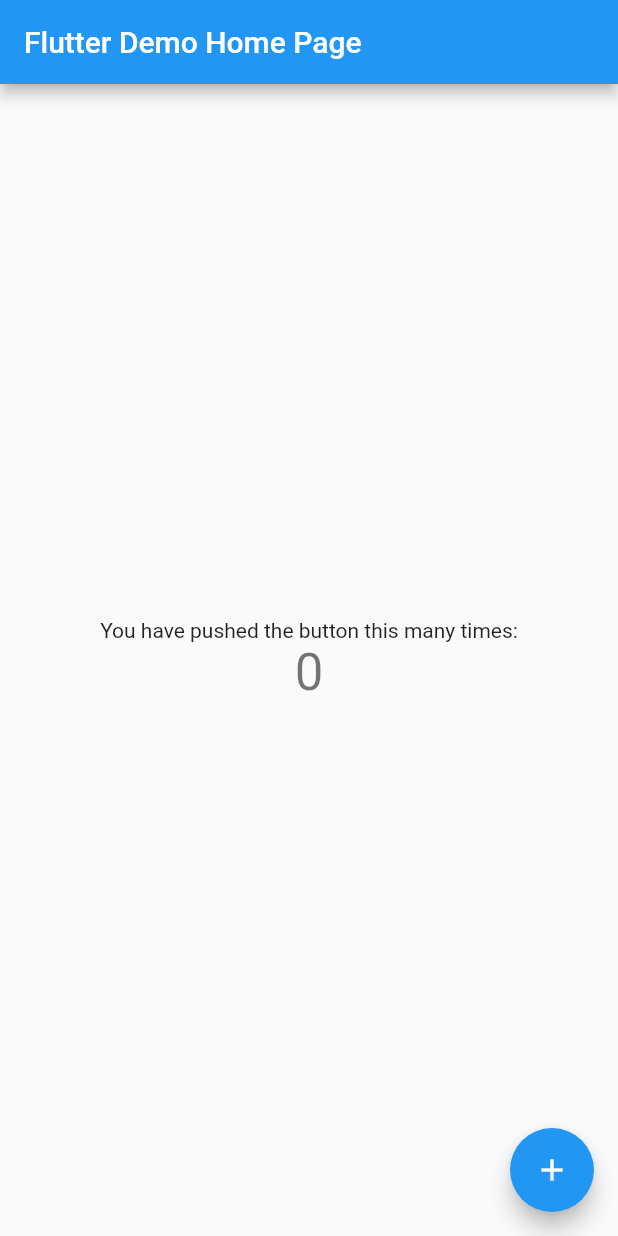
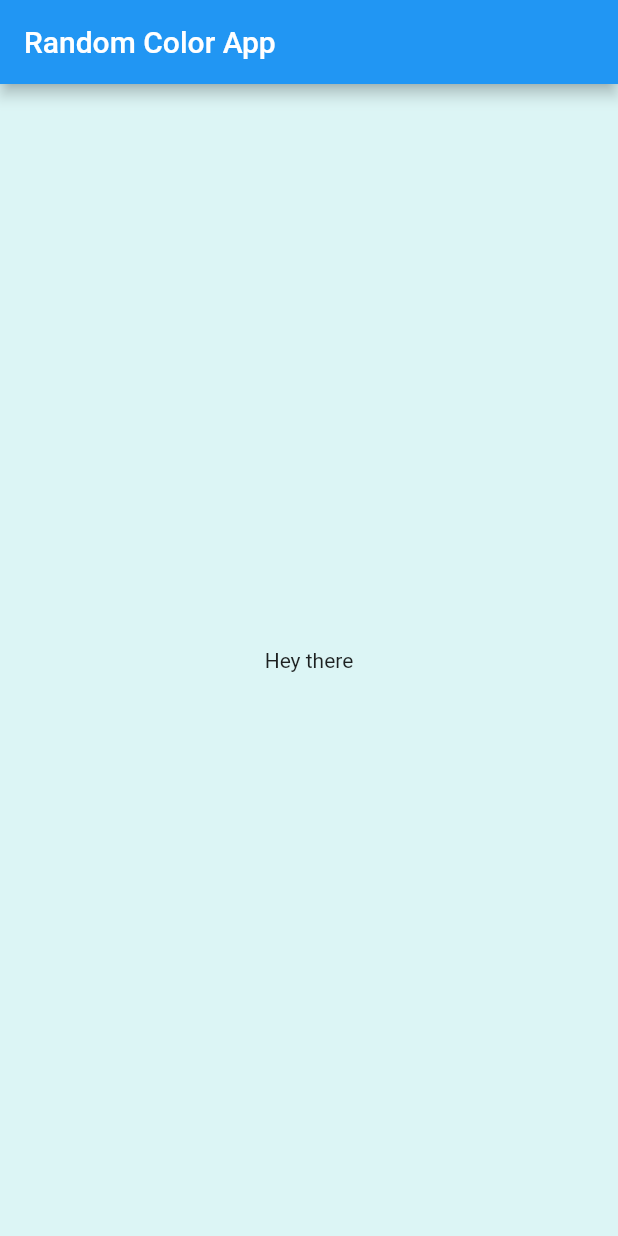
Before and after one commit to lowlifeboy/random_color_app, a Flutter app: the screen it shows after launch, on a phone screen of 412 x 824 dp. Run offline on Flutter 3.47's test engine with Material 2 defaults, Android fonts, the phone set to English and light mode, and no system bars.

Commit message:
Static background

```diff
--- a/lib/main.dart
+++ b/lib/main.dart
@@ -1,4 +1,5 @@
 import 'package:flutter/material.dart';
+// import 'package:flutter/foundation.dart';
 
 void main() => runApp(MyApp());
 
@@ -7,105 +8,54 @@ class MyApp extends StatelessWidget {
   @override
   Widget build(BuildContext context) {
     return MaterialApp(
-      title: 'Flutter Demo',
+      title: 'Random Color App',
       theme: ThemeData(
-        // This is the theme of your application.
-        //
-        // Try running your application with "flutter run". You'll see the
-        // application has a blue toolbar. Then, without quitting the app, try
-        // changing the primarySwatch below to Colors.green and then invoke
-        // "hot reload" (press "r" in the console where you ran "flutter run",
-        // or simply save your changes to "hot reload" in a Flutter IDE).
-        // Notice that the counter didn't reset back to zero; the application
-        // is not restarted.
-        primarySwatch: Colors.blue,
+        primaryColor: Colors.blue,
       ),
-      home: MyHomePage(title: 'Flutter Demo Home Page'),
+      home: RandomColor(),
     );
   }
 }
 
-class MyHomePage extends StatefulWidget {
-  MyHomePage({Key key, this.title}) : super(key: key);
-
-  // This widget is the home page of your application. It is stateful, meaning
-  // that it has a State object (defined below) that contains fields that affect
-  // how it looks.
-
-  // This class is the configuration for the state. It holds the values (in this
-  // case the title) provided by the parent (in this case the App widget) and
-  // used by the build method of the State. Fields in a Widget subclass are
-  // always marked "final".
-
-  final String title;
-
+class RandomColor extends StatefulWidget {
   @override
-  _MyHomePageState createState() => _MyHomePageState();
+  RandomColorState createState() => RandomColorState();
 }
 
-class _MyHomePageState extends State<MyHomePage> {
-  int _counter = 0;
+class RandomColorState extends State<RandomColor> {
+  // String _color = '#fff';
 
-  void _incrementCounter() {
-    setState(() {
-      // This call to setState tells the Flutter framework that something has
-      // changed in this State, which causes it to rerun the build method below
-      // so that the display can reflect the updated values. If we changed
-      // _counter without calling setState(), then the build method would not be
-      // called again, and so nothing would appear to happen.
-      _counter++;
-    });
-  }
+  // void _incrementCounter() {
+  //   setState(() {
+  //     _color = '#fff';
+  //   });
+  // }
 
   @override
   Widget build(BuildContext context) {
-    // This method is rerun every time setState is called, for instance as done
-    // by the _incrementCounter method above.
-    //
-    // The Flutter framework has been optimized to make rerunning build methods
-    // fast, so that you can just rebuild anything that needs updating rather
-    // than having to individually change instances of widgets.
     return Scaffold(
       appBar: AppBar(
-        // Here we take the value from the MyHomePage object that was created by
-        // the App.build method, and use it to set our appbar title.
-        title: Text(widget.title),
+        title: Text('Random Color App'),
       ),
+
       body: Center(
-        // Center is a layout widget. It takes a single child and positions it
-        // in the middle of the parent.
         child: Column(
-          // Column is also layout widget. It takes a list of children and
-          // arranges them vertically. By default, it sizes itself to fit its
-          // children horizontally, and tries to be as tall as its parent.
-          //
-          // Invoke "debug painting" (press "p" in the console, choose the
-          // "Toggle Debug Paint" action from the Flutter Inspector in Android
-          // Studio, or the "Toggle Debug Paint" command in Visual Studio Code)
-          // to see the wireframe for each widget.
-          //
-          // Column has various properties to control how it sizes itself and
-          // how it positions its children. Here we use mainAxisAlignment to
-          // center the children vertically; the main axis here is the vertical
-          // axis because Columns are vertical (the cross axis would be
-          // horizontal).
           mainAxisAlignment: MainAxisAlignment.center,
           children: <Widget>[
             Text(
-              'You have pushed the button this many times:',
-            ),
-            Text(
-              '$_counter',
-              style: Theme.of(context).textTheme.display1,
+              'Hey there',
             ),
           ],
         ),
       ),
-      floatingActionButton: FloatingActionButton(
-        onPressed: _incrementCounter,
-        tooltip: 'Increment',
-        child: Icon(Icons.add),
-      ), // This trailing comma makes auto-formatting nicer for build methods.
+      backgroundColor: Color.fromRGBO(220, 245, 245, 1),
+
+
+      // floatingActionButton: FloatingActionButton(
+        // onPressed: _incrementCounter,
+      //   tooltip: 'Increment',
+      //   child: Icon(Icons.add),
+      // ), // This trailing comma makes auto-formatting nicer for build methods.
     );
   }
 }
```
